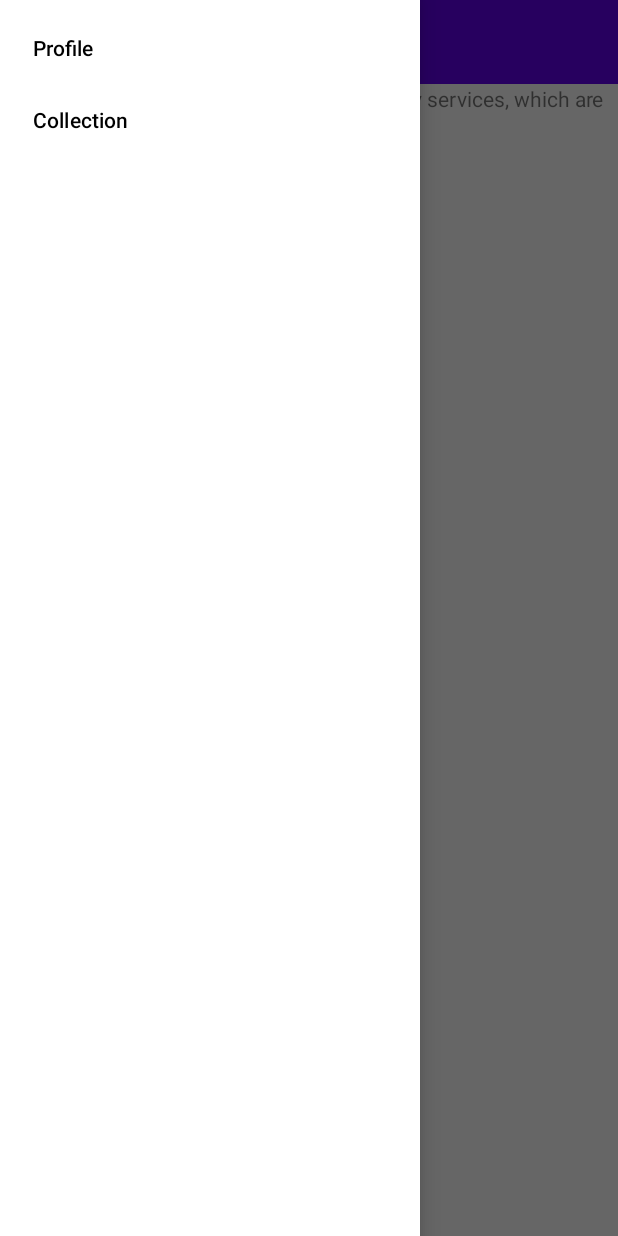
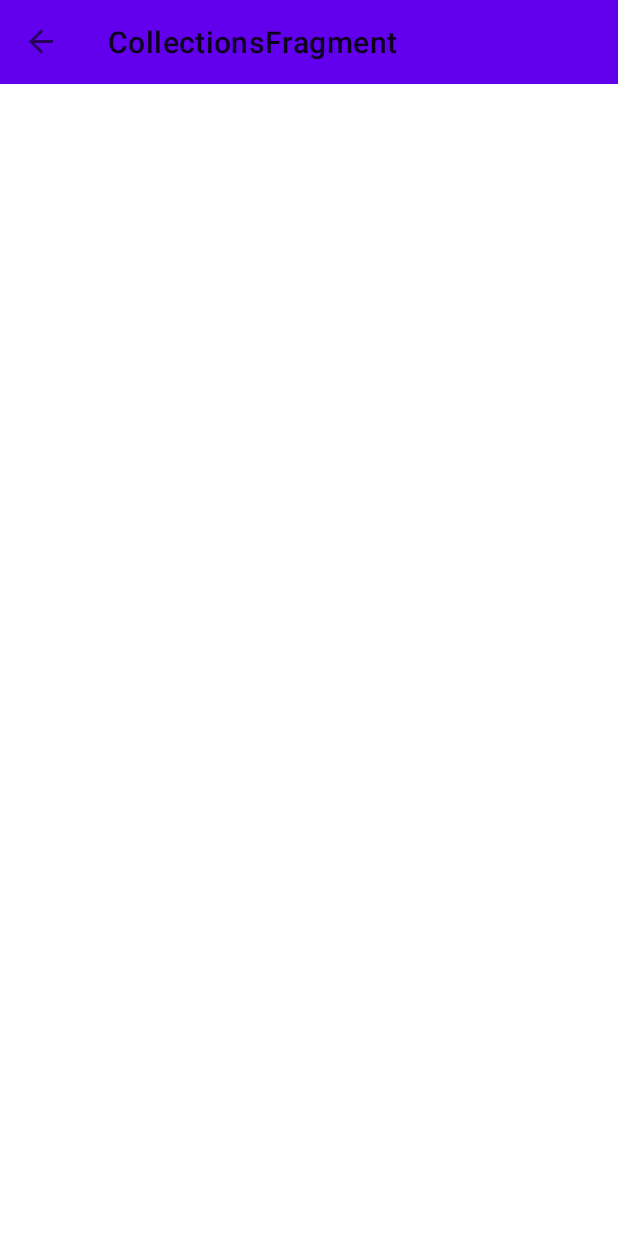
Before and after one commit to stayyoungugly/tinkoff-project-2022, an Android app: the fragment AuthorizedFragment shown on its own in the app's theme, in the side drawer, after a tap on "Collection", on a phone screen of 412 x 824 dp. Run offline under Robolectric (Android 15) with nearby library versions, the phone set to English and light mode, and no system bars; our stand-ins replace Timber, navigation-ui; 1 statement that could not run was skipped.

Commit message:
navdrawer finished

```diff
--- a/app/src/main/java/com/itis/springpractice/presentation/ui/Callback.kt
+++ /dev/null
@@ -1,5 +0,0 @@
-package com.itis.springpractice.presentation.ui
-
-interface Callback {
-    fun onNavDrawerClicked()
-}
--- a/app/src/main/java/com/itis/springpractice/presentation/ui/fragment/AutorizedFragment.kt
+++ b/app/src/main/java/com/itis/springpractice/presentation/ui/fragment/AuthorizedFragment.kt
@@ -1,24 +1,27 @@
 package com.itis.springpractice.presentation.ui.fragment
 
 import android.os.Bundle
-import android.view.MenuItem
 import android.view.View
-import androidx.appcompat.app.ActionBarDrawerToggle
 import androidx.core.view.GravityCompat
 import androidx.drawerlayout.widget.DrawerLayout
 import androidx.fragment.app.Fragment
 import androidx.navigation.NavController
 import androidx.navigation.fragment.NavHostFragment
+import androidx.navigation.fragment.findNavController
 import androidx.navigation.ui.AppBarConfiguration
-import androidx.navigation.ui.onNavDestinationSelected
 import androidx.navigation.ui.setupWithNavController
 import com.itis.springpractice.R
 import com.itis.springpractice.databinding.FragmentAuthorizedBinding
 
-class AutorizedFragment : Fragment(R.layout.fragment_authorized) {
+interface Callbacks {
+    fun navigateToSignIn()
+}
+
+class AuthorizedFragment : Fragment(R.layout.fragment_authorized), Callbacks {
     private lateinit var controller: NavController
     private lateinit var binding: FragmentAuthorizedBinding
     private lateinit var drawer: DrawerLayout
+    private lateinit var appBarConfiguration: AppBarConfiguration
 
     override fun onViewCreated(view: View, savedInstanceState: Bundle?) {
         super.onViewCreated(view, savedInstanceState)
@@ -29,22 +32,10 @@ class AutorizedFragment : Fragment(R.layout.fragment_authorized) {
                 .navController
 
         drawer = binding.authorizedDrawer
-        val appBarConfiguration = AppBarConfiguration(controller.graph, drawer)
+        appBarConfiguration = AppBarConfiguration(controller.graph, drawer)
         binding.authorizedToolbar.setupWithNavController(controller, appBarConfiguration)
 
         binding.navView.setupWithNavController(controller)
-        openCloseNavigationDrawer()
-
-        val toggle = ActionBarDrawerToggle(activity, drawer, binding.authorizedToolbar, R.string.drawer_open, R.string.drawer_close)
-        drawer.addDrawerListener(toggle)
-        toggle.syncState()
-    }
-
-    override fun onOptionsItemSelected(item: MenuItem): Boolean {
-        controller =
-            (childFragmentManager.findFragmentById(R.id.authorized_nav_root) as NavHostFragment)
-                .navController
-        return item.onNavDestinationSelected(controller) || super.onOptionsItemSelected(item)
     }
 
     private fun openCloseNavigationDrawer() {
@@ -54,4 +45,8 @@ class AutorizedFragment : Fragment(R.layout.fragment_authorized) {
             drawer.openDrawer(GravityCompat.START)
         }
     }
+
+    override fun navigateToSignIn() {
+        findNavController().navigate(R.id.action_authorizedFragment_to_signInFragment)
+    }
 }
--- a/app/src/main/java/com/itis/springpractice/presentation/ui/fragment/CollectionsFragment.kt
+++ b/app/src/main/java/com/itis/springpractice/presentation/ui/fragment/CollectionsFragment.kt
@@ -1,4 +1,15 @@
 package com.itis.springpractice.presentation.ui.fragment
 
-class CollectionsFragment {
+import android.os.Bundle
+import android.view.View
+import androidx.fragment.app.Fragment
+import com.itis.springpractice.R
+import com.itis.springpractice.databinding.FragmentCollectionsBinding
+
+class CollectionsFragment : Fragment(R.layout.fragment_collections) {
+    private lateinit var binding: FragmentCollectionsBinding
+    override fun onViewCreated(view: View, savedInstanceState: Bundle?) {
+        super.onViewCreated(view, savedInstanceState)
+        binding = FragmentCollectionsBinding.bind(view)
+    }
 }
--- a/app/src/main/java/com/itis/springpractice/presentation/ui/fragment/MainFragment.kt
+++ b/app/src/main/java/com/itis/springpractice/presentation/ui/fragment/MainFragment.kt
@@ -54,7 +54,7 @@ class MainFragment : Fragment() {
         mainViewModel.token.observe(viewLifecycleOwner) {
             token = it
             if (token.isNotEmpty()) {
-                findNavController().navigate(R.id.action_mainFragment_to_authorized_nav_graph)
+                findNavController().navigate(R.id.action_mainFragment_to_authorizedFragment)
             } else {
                 findNavController().navigate(R.id.action_mainFragment_to_signInFragment)
             }
--- a/app/src/main/java/com/itis/springpractice/presentation/ui/fragment/MapFragment.kt
+++ b/app/src/main/java/com/itis/springpractice/presentation/ui/fragment/MapFragment.kt
@@ -9,7 +9,6 @@ import android.view.View
 import android.view.ViewGroup
 import androidx.fragment.app.Fragment
 import androidx.lifecycle.ViewModelProvider
-import androidx.navigation.fragment.findNavController
 import com.google.android.gms.maps.CameraUpdateFactory
 import com.google.android.gms.maps.GoogleMap
 import com.google.android.gms.maps.OnMapReadyCallback
@@ -23,7 +22,6 @@ import com.itis.springpractice.databinding.FragmentMapBinding
 import com.itis.springpractice.di.UserAuthContainer
 import com.itis.springpractice.di.UserTokenContainer
 import com.itis.springpractice.presentation.factory.AuthFactory
-import com.itis.springpractice.presentation.ui.Callback
 import com.itis.springpractice.presentation.viewmodel.MapViewModel
 import timber.log.Timber
 
@@ -33,7 +31,7 @@ class MapFragment : Fragment(), OnMapReadyCallback {
     private lateinit var mapViewModel: MapViewModel
     private lateinit var sharedPreferences: SharedPreferences
 
-    private lateinit var callback: Callback
+    private lateinit var callbacks: Callbacks
 
     override fun onCreateView(
         inflater: LayoutInflater,
@@ -48,15 +46,14 @@ class MapFragment : Fragment(), OnMapReadyCallback {
         super.onViewCreated(view, savedInstanceState)
         sharedPreferences = activity?.getPreferences(Context.MODE_PRIVATE) ?: return
         initObjects()
+        val authorizedFragment = parentFragment?.parentFragment
         binding.btnSignOut.setOnClickListener {
             mapViewModel.onDeleteTokenClick()
-            findNavController().navigate(R.id.action_mapFragment_to_signInFragment)
+            (authorizedFragment as? Callbacks)?.navigateToSignIn()
         }
         val mapFragment = childFragmentManager
             .findFragmentById(R.id.map) as SupportMapFragment
         mapFragment.getMapAsync(this)
-
-
     }
 
     private fun initObjects() {
--- a/app/src/main/java/com/itis/springpractice/presentation/ui/fragment/SignInFragment.kt
+++ b/app/src/main/java/com/itis/springpractice/presentation/ui/fragment/SignInFragment.kt
@@ -76,7 +76,7 @@ class SignInFragment : Fragment() {
             when (it) {
                 is SignInSuccess -> {
                     signInViewModel.onSaveTokenClick(it.idToken)
-                    findNavController().navigate(R.id.action_signInFragment_to_authorized_nav_graph)
+                    findNavController().navigate(R.id.action_signInFragment_to_authorizedFragment)
                 }
                 is SignInError -> {
                     when (it.reason) {
--- a/app/src/main/java/com/itis/springpractice/presentation/ui/fragment/VerifyEmailFragment.kt
+++ b/app/src/main/java/com/itis/springpractice/presentation/ui/fragment/VerifyEmailFragment.kt
@@ -48,7 +48,7 @@ class VerifyEmailFragment : Fragment() {
             verifyEmailViewModel.onSendVerificationClick()
         }
         binding.btnSkip.setOnClickListener {
-            findNavController().navigate(R.id.action_verifyEmailFragment_to_authorized_nav_graph)
+            findNavController().navigate(R.id.action_verifyEmailFragment_to_authorizedFragment)
         }
     }
 
@@ -81,7 +81,7 @@ class VerifyEmailFragment : Fragment() {
                 when (it) {
                     is UserInfoSuccess -> {
                         if (it.emailVerified) {
-                            findNavController().navigate(R.id.action_verifyEmailFragment_to_authorized_nav_graph)
+                            findNavController().navigate(R.id.action_verifyEmailFragment_to_authorizedFragment)
                         } else showMessage("Почта не подтверждена. Повторите попытку")
                     }
                     is UserInfoError -> {
--- a/app/src/main/res/menu/drawer_menu.xml
+++ b/app/src/main/res/menu/drawer_menu.xml
@@ -1,12 +1,10 @@
 <?xml version="1.0" encoding="utf-8"?>
 <menu xmlns:android="http://schemas.android.com/apk/res/android">
 
-    <group android:checkableBehavior="single">
     <item
         android:id="@+id/profileFragment"
         android:title="Profile" />
     <item
         android:id="@+id/collectionsFragment"
         android:title="Collection" />
-    </group>
 </menu>
--- a/app/src/main/res/navigation/authorized_nav_graph.xml
+++ b/app/src/main/res/navigation/authorized_nav_graph.xml
@@ -7,23 +7,19 @@
     <fragment
         android:id="@+id/mapFragment"
         android:name="com.itis.springpractice.presentation.ui.fragment.MapFragment"
-        android:label="MapFragment" >
+        android:label="MapFragment">
         <action
-            android:id="@+id/action_mapFragment_to_signInFragment"
-            app:destination="@id/signInFragment"
-            app:popUpTo="@+id/nav_graph"
-            app:popUpToInclusive="true"/>
+            android:id="@+id/action_non_authorized_zone"
+            app:destination="@id/authorized_nav_graph" />
     </fragment>
 
     <fragment
         android:id="@+id/profileFragment"
         android:name="com.itis.springpractice.presentation.ui.fragment.ProfileFragment"
-        android:label="ProfileFragment">
-    </fragment>
+        android:label="ProfileFragment" />
 
     <fragment
         android:id="@+id/collectionsFragment"
         android:name="com.itis.springpractice.presentation.ui.fragment.CollectionsFragment"
-        android:label="CollectionsFragment">
-    </fragment>
+        android:label="CollectionsFragment" />
 </navigation>
--- a/app/src/main/res/values-night/themes.xml
+++ b/app/src/main/res/values-night/themes.xml
@@ -3,8 +3,8 @@
     <style name="Theme.SpringPractice" parent="Theme.MaterialComponents.DayNight.NoActionBar">
         <!-- Primary brand color. -->
         <item name="colorPrimary">@color/purple_200</item>
-        <item name="colorPrimaryVariant">@color/purple_700</item>
-        <item name="colorOnPrimary">@color/black</item>
+        <item name="colorPrimaryVariant">@color/black</item>
+        <item name="colorOnPrimary">@color/white</item>
         <!-- Secondary brand color. -->
         <item name="colorSecondary">@color/teal_200</item>
         <item name="colorSecondaryVariant">@color/teal_200</item>
```
Also changed, not shown: app/src/main/java/com/itis/springpractice/presentation/ui/fragment/ProfileFragment.kt (+12 -1 lines), app/src/main/res/navigation/nav_graph.xml (+15 -7 lines). Lines whose indentation alone changed are shown as unchanged.
